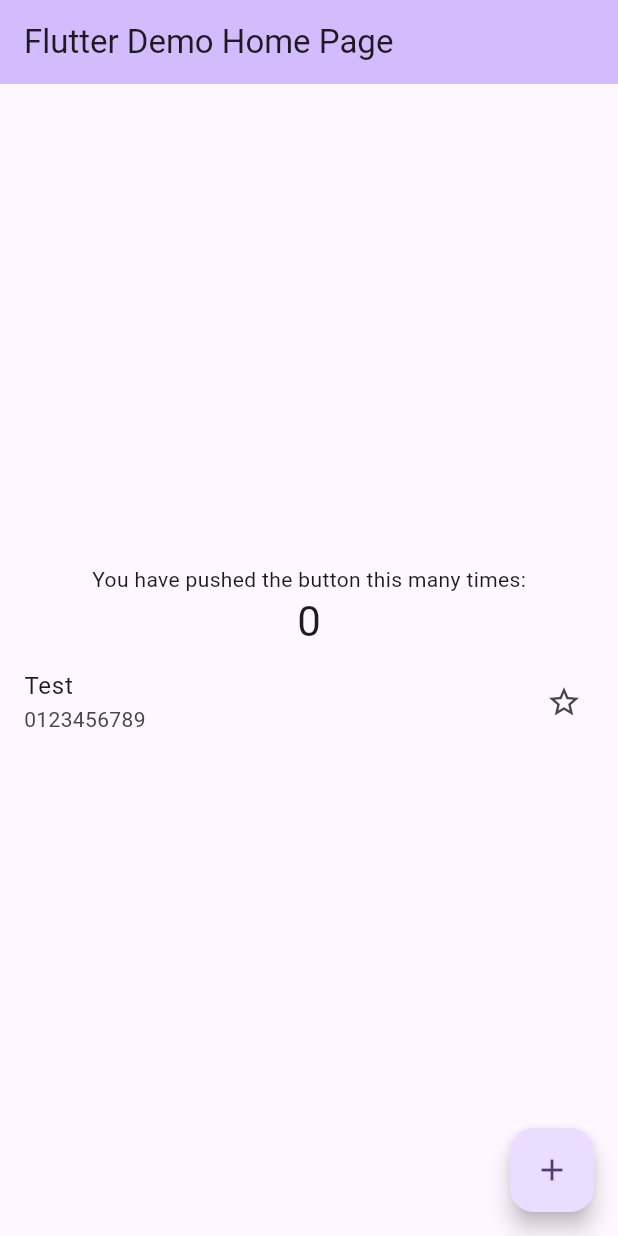
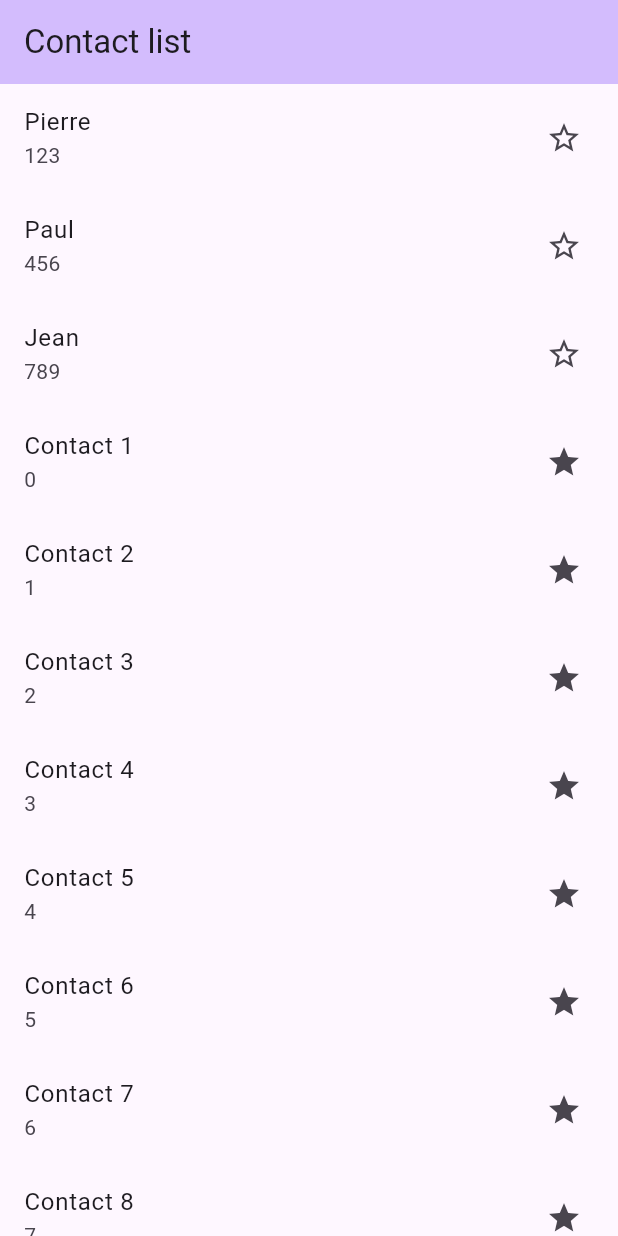
Before and after one commit to priscille-ngondankoy-vinci/tuto2, a Flutter app: the screen it shows after launch, on a phone screen of 412 x 824 dp. Run offline on Flutter 3.47's test engine with Material 3 defaults, Android fonts, the phone set to English and light mode, and no system bars.

Commit message:
T02.3 Liste de contacts

```diff
--- a/lib/contact.dart
+++ b/lib/contact.dart
@@ -5,3 +5,21 @@
 
   Contact({required this.name, required this.phone, this.isFavorite = false});
 }
+List<Contact> _createContacts() {
+  final contacts1 = {
+    "Pierre": "123",
+    "Paul": "456",
+    "Jean": "789",
+  }.entries.map((c) => Contact(name: c.key, phone: c.value));
+
+  final contacts2 = [
+    for (var i = 0; i < 1000; i++)
+      Contact(name: "Contact ${i + 1}", phone: "$i", isFavorite: true)
+  ];
+
+  final contacts3 = List.generate(10, (i) => Contact(name: "C$i", phone: "$i"));
+
+  return [...contacts1, ...contacts2, ...contacts3];
+}
+
+final defaultContacts = _createContacts();
--- /dev/null
+++ b/lib/home_screen.dart
@@ -0,0 +1,26 @@
+import 'package:flutter/cupertino.dart';
+import 'package:flutter/material.dart';
+
+import 'contact.dart';
+import 'contact_row.dart';
+
+
+class _HomeScreen extends  StatelessWidget {
+
+
+  Widget build(BuildContext context) {
+    final contactRows =
+    defaultContacts.map((contact) => ContactRow(contact: contact)).toList();
+
+    return Scaffold(
+      appBar: AppBar(
+        backgroundColor: Theme.of(context).colorScheme.inversePrimary,
+        title: const Text("Contact list"),
+      ),
+      body: ListView(children: contactRows),
+    );
+  }
+
+
+
+}
--- a/lib/main.dart
+++ b/lib/main.dart
@@ -2,6 +2,7 @@
 
 import 'contact.dart';
 import 'contact_row.dart';
+import 'home_screen.dart';
 
 void main() {
   runApp(const MyApp());
@@ -33,12 +34,32 @@
         // tested with just a hot reload.
         colorScheme: .fromSeed(seedColor: Colors.deepPurple),
       ),
-      home: const MyHomePage(title: 'Flutter Demo Home Page'),
+      home: _HomeScreen()
     );
   }
 }
+class _HomeScreen extends  StatelessWidget {
 
-class MyHomePage extends StatefulWidget {
+
+  Widget build(BuildContext context) {
+    final contactRows =
+    defaultContacts.map((contact) => ContactRow(contact: contact)).toList();
+
+    return Scaffold(
+      appBar: AppBar(
+        backgroundColor: Theme.of(context).colorScheme.inversePrimary,
+        title: const Text("Contact list"),
+      ),
+      body: ListView(children: contactRows),
+    );
+  }
+
+
+
+}
+
+
+/* class MyHomePage extends StatefulWidget {
   const MyHomePage({super.key, required this.title});
 
   // This widget is the home page of your application. It is stateful, meaning
@@ -117,6 +138,4 @@
         child: const Icon(Icons.add),
       ),
     );
-  }
-
-}
+  } */
```
